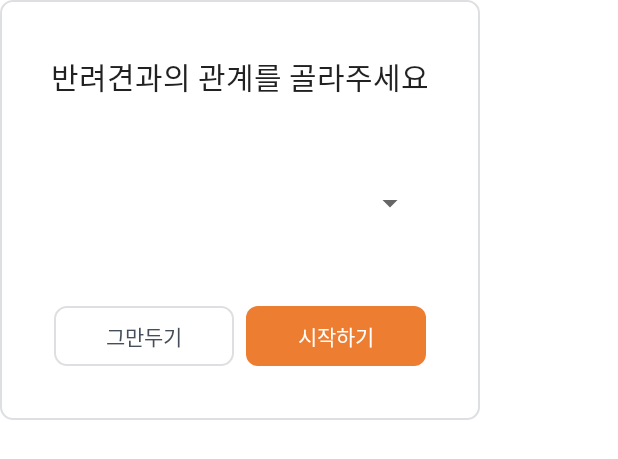
After one commit to cyl0424/TadaInu, an Android app: the layout dialog_relationship_selector.xml on its own in the app's theme, with its tools: preview values and no code run, on a phone screen of 412 x 824 dp. The commit adds this screen. Shown: the top 459 px of the screen. Run offline under Robolectric (Android 15) with nearby library versions, the phone set to English and light mode, and no system bars.

```diff
--- a/app/src/main/java/com/mobileprogramming/tadainu/data/Prefs.kt
+++ b/app/src/main/java/com/mobileprogramming/tadainu/data/Prefs.kt
@@ -8,7 +8,7 @@ class Prefs(context: Context) {
     private val prefNm="mPref"
     private val prefs=context.getSharedPreferences(prefNm,MODE_PRIVATE)
 
-    fun getString(key: String, defValue: String): String {
+    fun getString(key: String, defValue: String?): String {
         return prefs.getString(key, defValue).toString()
     }
 
--- /dev/null
+++ b/app/src/main/res/layout/dialog_relationship_selector.xml
@@ -0,0 +1,100 @@
+<?xml version="1.0" encoding="utf-8"?>
+<androidx.constraintlayout.widget.ConstraintLayout xmlns:android="http://schemas.android.com/apk/res/android"
+    xmlns:app="http://schemas.android.com/apk/res-auto"
+    xmlns:tools="http://schemas.android.com/tools"
+    android:layout_width="320dp"
+    android:layout_height="280dp"
+    android:background="@drawable/radius_8dp_border"
+    android:padding="16dp">
+
+    <TextView
+        android:id="@+id/textView"
+        android:layout_width="wrap_content"
+        android:layout_height="wrap_content"
+        android:layout_marginTop="20dp"
+        android:fontFamily="@font/pretendard_medium"
+        android:text="반려견과의 관계를 골라주세요"
+
+        android:textSize="20dp"
+        app:layout_constraintEnd_toEndOf="parent"
+        app:layout_constraintStart_toStartOf="parent"
+        app:layout_constraintTop_toTopOf="parent" />
+
+    <Spinner
+        android:id="@+id/spinnerRelationship"
+        android:layout_width="match_parent"
+        android:layout_height="40dp"
+        android:layout_marginStart="20dp"
+        android:layout_marginTop="20dp"
+        android:layout_marginEnd="20dp"
+        android:layout_marginBottom="20dp"
+        app:layout_constraintBottom_toTopOf="@+id/btn_set"
+        app:layout_constraintEnd_toEndOf="parent"
+        app:layout_constraintStart_toStartOf="parent"
+        app:layout_constraintTop_toBottomOf="@+id/textView" />
+
+    <GridLayout
+        android:id="@+id/btn_set"
+        android:layout_width="0dp"
+        android:layout_height="40dp"
+        android:layout_marginStart="20dp"
+        android:layout_marginEnd="20dp"
+        android:layout_marginBottom="20dp"
+        android:columnCount="2"
+        app:layout_constraintBottom_toBottomOf="parent"
+        app:layout_constraintEnd_toEndOf="parent"
+        app:layout_constraintStart_toStartOf="parent">
+
+        <androidx.constraintlayout.widget.ConstraintLayout
+            android:id="@+id/cancel_btn"
+            android:layout_width="0dp"
+            android:layout_height="match_parent"
+            android:layout_columnWeight="1"
+            android:layout_marginEnd="4dp"
+            android:background="@drawable/radius_8dp_border">
+
+            <TextView
+                android:id="@+id/btnCancel"
+                android:layout_width="match_parent"
+                android:layout_height="wrap_content"
+                android:fontFamily="@font/pretendard_semibold"
+                android:text="그만두기"
+                android:textAlignment="center"
+                android:textColor="@color/gray060"
+                android:textSize="14dp"
+                app:layout_constraintBottom_toBottomOf="parent"
+                app:layout_constraintEnd_toEndOf="parent"
+                app:layout_constraintStart_toStartOf="parent"
+                app:layout_constraintTop_toTopOf="parent" />
+
+        </androidx.constraintlayout.widget.ConstraintLayout>
+
+        <androidx.constraintlayout.widget.ConstraintLayout
+            android:id="@+id/ok_btn"
+            android:layout_width="0dp"
+            android:layout_height="match_parent"
+            android:layout_columnWeight="1"
+            android:layout_marginStart="4dp"
+            android:background="@drawable/radius_8dp"
+            android:backgroundTint="#ED7D31">
+
+            <Button
+                android:id="@+id/btnOK"
+                android:layout_width="match_parent"
+                android:layout_height="wrap_content"
+                android:fontFamily="@font/pretendard_semibold"
+                android:text="시작하기"
+                android:textAlignment="center"
+                android:textColor="@color/white"
+                android:textSize="14dp"
+                app:layout_constraintBottom_toBottomOf="parent"
+                app:layout_constraintEnd_toEndOf="parent"
+                app:layout_constraintStart_toStartOf="parent"
+                app:layout_constraintTop_toTopOf="parent" />
+        </androidx.constraintlayout.widget.ConstraintLayout>
+
+    </GridLayout>
+
+
+
+</androidx.constraintlayout.widget.ConstraintLayout>
```
Also changed, not shown: app/src/main/java/com/mobileprogramming/tadainu/accountFeat/MoreInfoActivity.kt (+71 -10 lines), app/src/main/java/com/mobileprogramming/tadainu/homeFeat/HomeFragment.kt (+22 -7 lines), app/src/main/res/layout/fragment_home.xml (+17 -1 lines).
